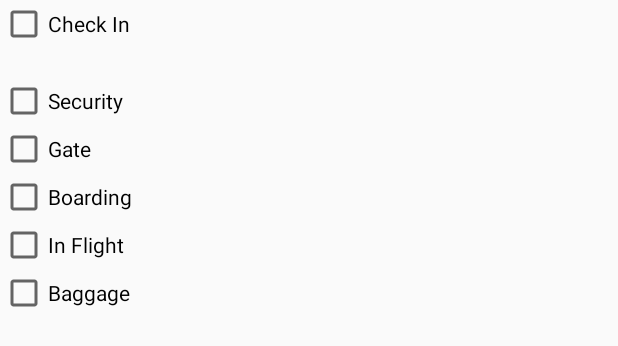
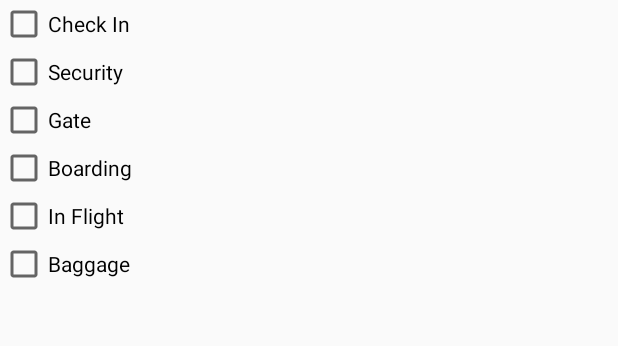
Before and after one commit to leoniereif/FlyWithMe, an Android app: the layout activity_mainscreen.xml on its own in the app's theme, with its tools: preview values and no code run, on a phone screen of 412 x 824 dp. Shown: the top 346 px of the screen. Run offline under Robolectric (Android 15) with nearby library versions, the light colour scheme and no system bars; network calls fail.

Commit message:
Merge branches 'DeltaApi' and 'master' of https://github.com/leoniereif/FlyWithMe into DeltaApi
# Conflicts:
#	app/build.gradle
#	app/src/main/java/com/example/leoniereif/flywithme/MainActivity.java
#	app/src/main/res/layout/activity_main.xml

```diff
--- a/app/src/main/res/layout/activity_mainscreen.xml
+++ b/app/src/main/res/layout/activity_mainscreen.xml
@@ -13,16 +13,6 @@
             android:layout_height="wrap_content"
             android:onClick="onClickCheckin"
             android:text="Check In"/>
-        <LinearLayout
-            android:layout_width="wrap_content"
-            android:layout_height="wrap_content">
-            <TextView
-                android:layout_width="wrap_content"
-                android:layout_height="wrap_content"
-                android:text="some text"
-                android:enabled="false"
-                android:visibility="invisible"/>
-        </LinearLayout>
     </LinearLayout>
     <LinearLayout
         android:layout_width="match_parent"
```
